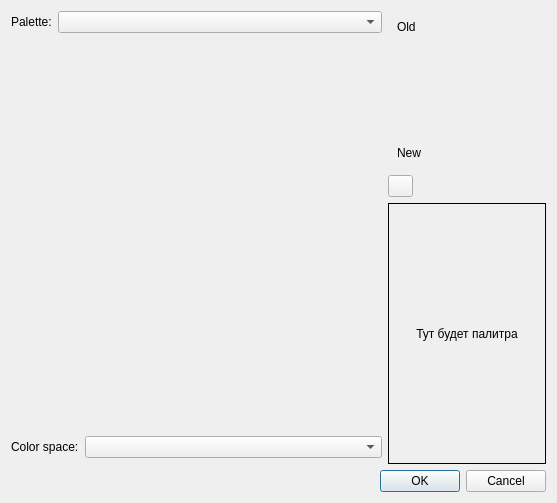
Above: Tools/ResourceEditor/DataQt/ColorPicker.ui from xaoctech/dava.engine before the change. Below: the same form after it.
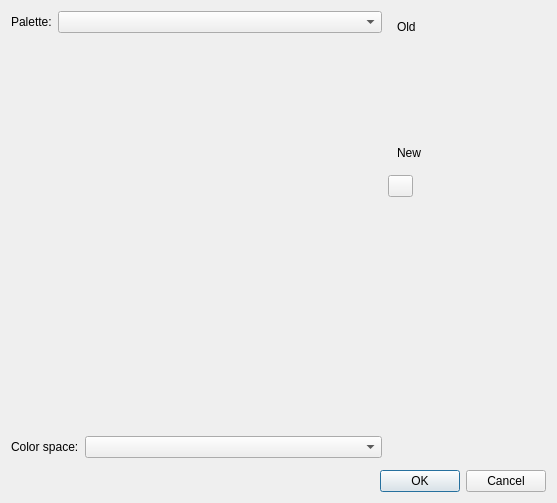
That is the form after the change. Icons and pictures are not drawn. Custom widgets are drawn as their Qt base class.

Commit message: [DF-1785] Implemented custom user palette

What changed in the file:
```diff
--- a/Tools/ResourceEditor/DataQt/ColorPicker.ui
+++ b/Tools/ResourceEditor/DataQt/ColorPicker.ui
@@ -189,23 +189,7 @@
         </layout>
        </item>
        <item>
-        <widget class="QLabel" name="label_5">
-         <property name="sizePolicy">
-          <sizepolicy hsizetype="Preferred" vsizetype="Minimum">
-           <horstretch>0</horstretch>
-           <verstretch>0</verstretch>
-          </sizepolicy>
-         </property>
-         <property name="frameShape">
-          <enum>QFrame::Box</enum>
-         </property>
-         <property name="text">
-          <string>Тут будет палитра</string>
-         </property>
-         <property name="alignment">
-          <set>Qt::AlignCenter</set>
-         </property>
-        </widget>
+        <widget class="CustomPalette" name="customPalette" native="true"/>
        </item>
       </layout>
      </item>
@@ -255,6 +239,12 @@
    <header>Classes/Qt/Tools/ColorPicker/ColorPreview.h</header>
    <container>1</container>
   </customwidget>
+  <customwidget>
+   <class>CustomPalette</class>
+   <extends>QWidget</extends>
+   <header>Classes/Qt/Tools/ColorPicker/CustomPalette.h</header>
+   <container>1</container>
+  </customwidget>
  </customwidgets>
  <resources>
   <include location="QtIcons.qrc"/>
```
The commit also changes 7 other files.
